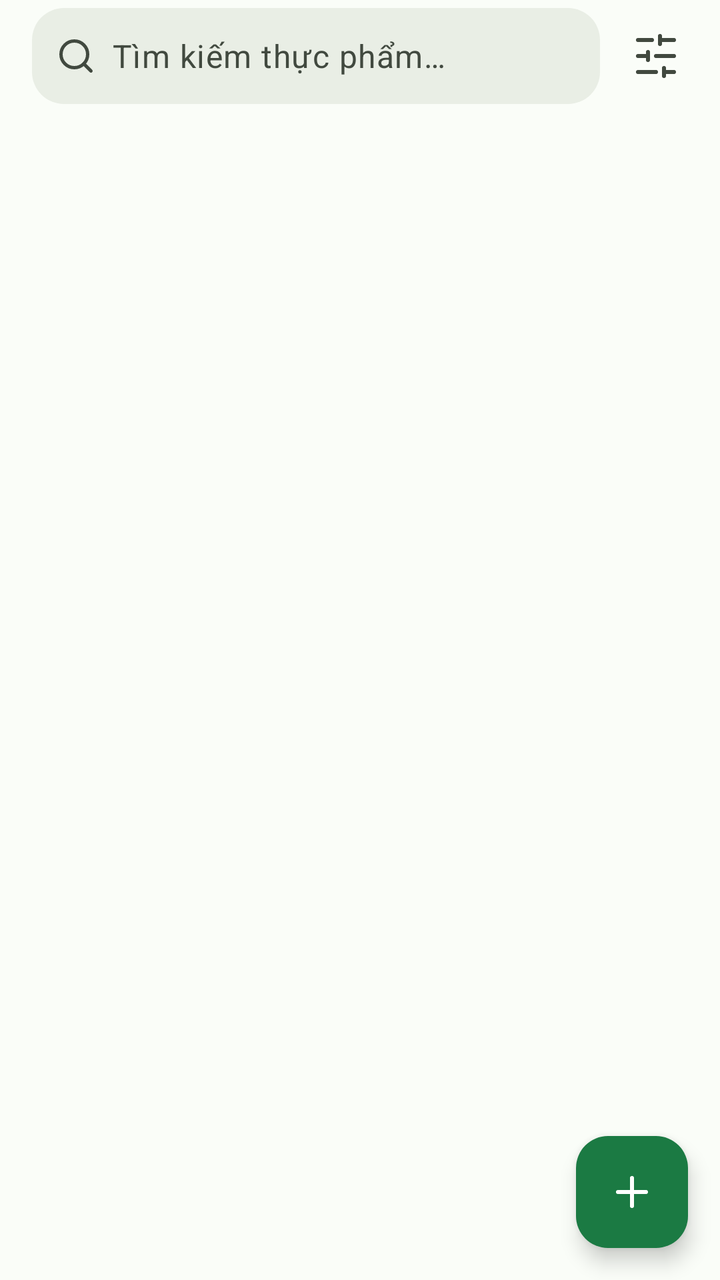
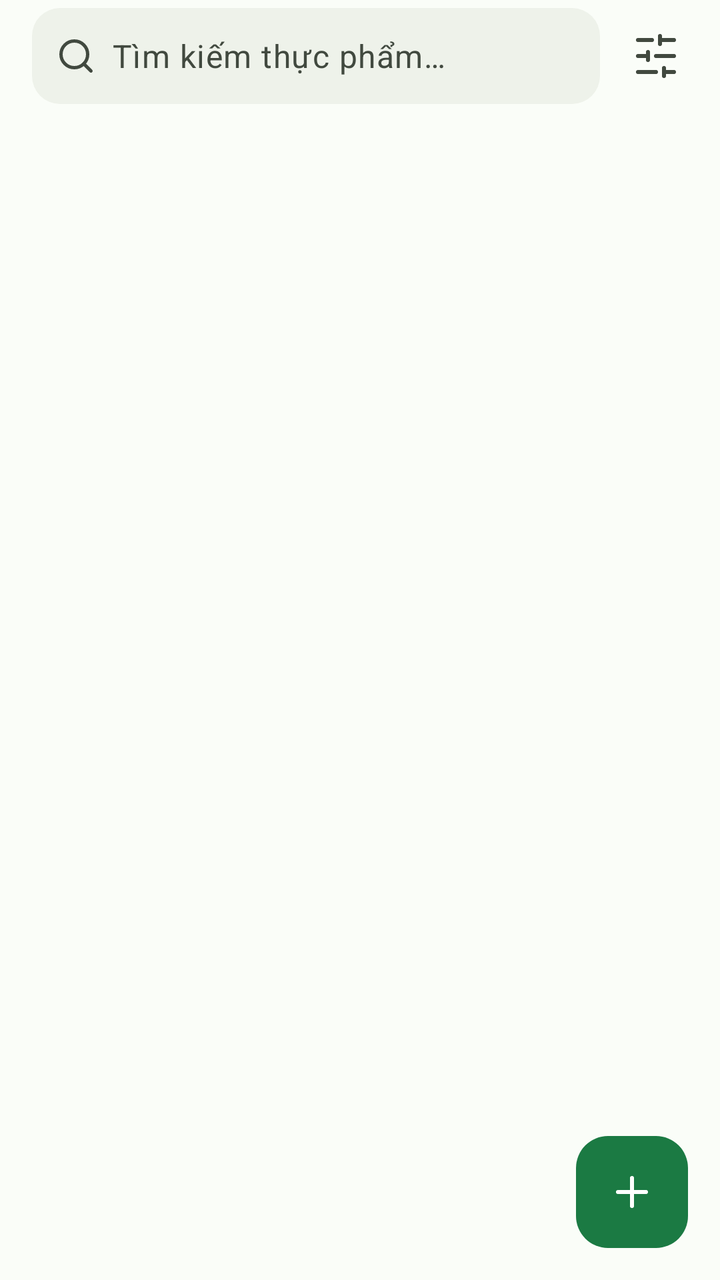

The first picture is an Android layout as it rendered before a commit; the second is the same layout after the commit. The layout source and the unified diff follow.
<!-- AndroidManifest.xml: application theme Theme.CaloTrack -->
<!-- res/layout/fragment_food_list.xml -->
<?xml version="1.0" encoding="utf-8"?>
<FrameLayout xmlns:android="http://schemas.android.com/apk/res/android"
    xmlns:app="http://schemas.android.com/apk/res-auto"
    android:layout_width="match_parent"
    android:layout_height="match_parent">

    <LinearLayout
        android:layout_width="match_parent"
        android:layout_height="match_parent"
        android:orientation="vertical"
        android:paddingTop="@dimen/space_4">

        <LinearLayout
            android:layout_width="match_parent"
            android:layout_height="wrap_content"
            android:gravity="center_vertical"
            android:orientation="horizontal"
            android:paddingStart="@dimen/screen_padding"
            android:paddingEnd="@dimen/space_8">

            <LinearLayout
                android:layout_width="0dp"
                android:layout_height="@dimen/touch_target"
                android:layout_weight="1"
                android:background="@drawable/bg_search_field"
                android:gravity="center_vertical"
                android:orientation="horizontal"
                android:paddingStart="@dimen/space_12"
                android:paddingEnd="@dimen/space_4">

                <ImageView
                    android:layout_width="20dp"
                    android:layout_height="20dp"
                    android:importantForAccessibility="no"
                    android:src="@drawable/ic_search"
                    app:tint="?attr/colorOnSurfaceVariant" />

                <EditText
                    android:id="@+id/et_search_food"
                    android:layout_width="0dp"
                    android:layout_height="match_parent"
                    android:layout_weight="1"
                    android:background="@null"
                    android:hint="@string/search_food_hint"
                    android:imeOptions="actionSearch"
                    android:importantForAutofill="no"
                    android:inputType="text"
                    android:paddingStart="@dimen/space_8"
                    android:paddingEnd="@dimen/space_8"
                    android:textAppearance="?attr/textAppearanceBodyLarge"
                    android:textColor="?attr/colorOnSurface"
                    android:textColorHint="?attr/colorOnSurfaceVariant" />
            </LinearLayout>

            <ImageButton
                android:id="@+id/btn_filter_foods"
                android:layout_width="@dimen/touch_target"
                android:layout_height="@dimen/touch_target"
                android:layout_marginStart="@dimen/space_4"
                android:background="?attr/selectableItemBackgroundBorderless"
                android:contentDescription="@string/filter_foods"
                android:src="@drawable/ic_filter"
                app:tint="?attr/colorOnSurfaceVariant" />
        </LinearLayout>

        
        <HorizontalScrollView
            android:layout_width="match_parent"
            android:layout_height="wrap_content"
            android:layout_marginTop="@dimen/space_4"
            android:clipToPadding="false"
            android:paddingStart="@dimen/screen_padding"
            android:paddingEnd="@dimen/screen_padding"
            android:scrollbars="none">

            <com.google.android.material.chip.ChipGroup
                android:id="@+id/chip_quick_category"
                android:layout_width="wrap_content"
                android:layout_height="wrap_content"
                app:chipSpacingHorizontal="@dimen/space_8"
                app:selectionRequired="true"
                app:singleLine="true"
                app:singleSelection="true" />
        </HorizontalScrollView>

        <FrameLayout
            android:layout_width="match_parent"
            android:layout_height="0dp"
            android:layout_weight="1"
            android:layout_marginTop="@dimen/space_4">

            <androidx.recyclerview.widget.RecyclerView
                android:id="@+id/rv_foods"
                android:layout_width="match_parent"
                android:layout_height="match_parent"
                android:clipToPadding="false"
                android:paddingStart="@dimen/space_12"
                android:paddingEnd="@dimen/space_4"
                android:paddingBottom="96dp"
                app:layoutManager="androidx.recyclerview.widget.LinearLayoutManager" />

            <TextView
                android:id="@+id/tv_empty_foods"
                android:layout_width="wrap_content"
                android:layout_height="wrap_content"
                android:layout_gravity="center"
                android:drawablePadding="@dimen/space_12"
                android:drawableTop="@drawable/ic_food"
                android:drawableTint="?attr/colorOnSurfaceVariant"
                android:gravity="center"
                android:padding="32dp"
                android:text="@string/empty_foods"
                android:textAppearance="?attr/textAppearanceBodyMedium"
                android:textColor="?attr/colorOnSurfaceVariant"
                android:visibility="gone" />

        </FrameLayout>

    </LinearLayout>

    <com.google.android.material.floatingactionbutton.FloatingActionButton
        android:id="@+id/fab_add_food"
        android:layout_width="wrap_content"
        android:layout_height="wrap_content"
        android:layout_gravity="bottom|end"
        android:layout_margin="@dimen/space_16"
        android:contentDescription="@string/add_food"
        android:src="@drawable/ic_add"
        app:backgroundTint="?attr/colorPrimary"
        app:tint="?attr/colorOnPrimary" />

</FrameLayout>
<!-- resources referenced by this layout -->
<resources>
  <dimen name="screen_padding">16dp</dimen>
  <dimen name="space_12">12dp</dimen>
  <dimen name="space_16">16dp</dimen>
  <dimen name="space_4">4dp</dimen>
  <dimen name="space_8">8dp</dimen>
  <dimen name="touch_target">48dp</dimen>
  <!-- drawable bg_search_field (drawable) -->
  <?xml version="1.0" encoding="utf-8"?>
  <shape xmlns:android="http://schemas.android.com/apk/res/android"
      android:shape="rectangle">
      <corners android:radius="16dp" />
      <solid android:color="?attr/colorSurfaceContainerHigh" />
  </shape>
  <!-- drawable ic_add (drawable) -->
  <vector xmlns:android="http://schemas.android.com/apk/res/android"
      android:width="24dp"
      android:height="24dp"
      android:viewportWidth="24"
      android:viewportHeight="24">
      <path
          android:fillColor="#00000000"
          android:pathData="M5,12h14M12,5v14"
          android:strokeWidth="2"
          android:strokeColor="#FF000000"
          android:strokeLineCap="round"
          android:strokeLineJoin="round" />
  </vector>
  <!-- drawable ic_filter (drawable) -->
  <?xml version="1.0" encoding="utf-8"?>
  <vector xmlns:android="http://schemas.android.com/apk/res/android"
      android:width="24dp"
      android:height="24dp"
      android:viewportWidth="24"
      android:viewportHeight="24">
      <path
          android:fillColor="#00000000"
          android:pathData="M21,4h-7M10,4H3M21,12h-9M8,12H3M21,20h-5M12,20H3M14,2v4M8,10v4M16,18v4"
          android:strokeWidth="2"
          android:strokeColor="#FF000000"
          android:strokeLineCap="round"
          android:strokeLineJoin="round" />
  </vector>
  <string name="add_food">Thêm thực phẩm</string>
  <string name="empty_foods">Chưa có thực phẩm nào.\nNhấn + để thêm món mới.</string>
  <string name="filter_foods">Lọc thực phẩm</string>
  <string name="search_food_hint">Tìm kiếm thực phẩm…</string>
  <color name="proto_primary">#1b7a43</color>
  <color name="proto_on_primary">#ffffff</color>
  <color name="proto_primary_container">#c9f2cf</color>
  <color name="proto_on_primary_container">#05421f</color>
  <color name="proto_secondary_container">#d9ece0</color>
  <color name="proto_on_secondary_container">#21363a</color>
  <color name="proto_surface">#fafdf8</color>
  <color name="proto_on_surface">#191c1a</color>
  <color name="proto_surface_variant">#eef2ea</color>
  <color name="proto_on_surface_variant">#41493f</color>
  <color name="proto_surface_container">#f2f5ef</color>
  <color name="proto_surface_container_high">#e9eee5</color>
  <color name="proto_outline">#c7cfc4</color>
  <color name="proto_outline_variant">#e0e6dc</color>
  <color name="proto_error">#ba1a1a</color>
  <color name="proto_error_container">#ffdad6</color>
  <style name="Widget.CaloTrack.BottomNavigationView" parent="Widget.Material3.BottomNavigationView">
          <item name="itemActiveIndicatorStyle">@style/Widget.CaloTrack.BottomNavActiveIndicator</item>
      </style>
  <style name="Widget.CaloTrack.BottomNavActiveIndicator" parent="Widget.Material3.BottomNavigationView.ActiveIndicator">
          <item name="android:color">?attr/colorSecondaryContainer</item>
      </style>
  <!-- unchanged entries left out for length: 3 -->
</resources>

<!-- the commit's change to res/layout/fragment_food_list.xml (unified diff, before → after) -->
@@ -19,6 +19,7 @@
             android:paddingEnd="@dimen/space_8">
 
             <LinearLayout
+                android:id="@+id/search_bar_container"
                 android:layout_width="0dp"
                 android:layout_height="@dimen/touch_target"
                 android:layout_weight="1"
@@ -126,6 +127,7 @@
         android:layout_margin="@dimen/space_16"
         android:contentDescription="@string/add_food"
         android:src="@drawable/ic_add"
+        android:stateListAnimator="@animator/uiverse_press_scale"
         app:backgroundTint="?attr/colorPrimary"
         app:tint="?attr/colorOnPrimary" />
 
<!-- resource entries referenced after the edit -->
@@ -8,11 +8,32 @@
   <dimen name="touch_target">48dp</dimen>
   <!-- drawable bg_search_field (drawable) -->
   <?xml version="1.0" encoding="utf-8"?>
-  <shape xmlns:android="http://schemas.android.com/apk/res/android"
-      android:shape="rectangle">
-      <corners android:radius="16dp" />
-      <solid android:color="?attr/colorSurfaceContainerHigh" />
-  </shape>
+  <selector xmlns:android="http://schemas.android.com/apk/res/android">
+      <item android:state_activated="true">
+          <shape android:shape="rectangle">
+              <solid android:color="?attr/colorSurfaceContainerHigh" />
+              <corners android:radius="14dp" />
+              <stroke
+                  android:width="1.5dp"
+                  android:color="?attr/colorPrimary" />
+          </shape>
+      </item>
+      <item android:state_pressed="true">
+          <shape android:shape="rectangle">
+              <solid android:color="?attr/colorSurfaceContainerHigh" />
+              <corners android:radius="14dp" />
+              <stroke
+                  android:width="1.5dp"
+                  android:color="?attr/colorPrimary" />
+          </shape>
+      </item>
+      <item>
+          <shape android:shape="rectangle">
+              <solid android:color="?attr/colorSurfaceVariant" />
+              <corners android:radius="14dp" />
+          </shape>
+      </item>
+  </selector>
   <!-- drawable ic_add (drawable) -->
   <vector xmlns:android="http://schemas.android.com/apk/res/android"
       android:width="24dp"
